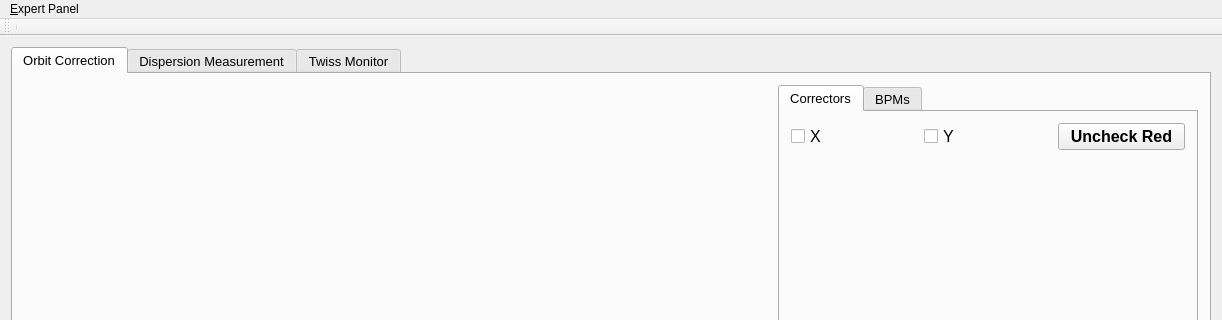
This is gui/UImanul2.ui in sergey-tomin/manul as Qt 5 draws it before an edit; both pictures show x 0 to 1222 and y 0 to 320 of the 1222 by 892 pixel window. The edited form follows.
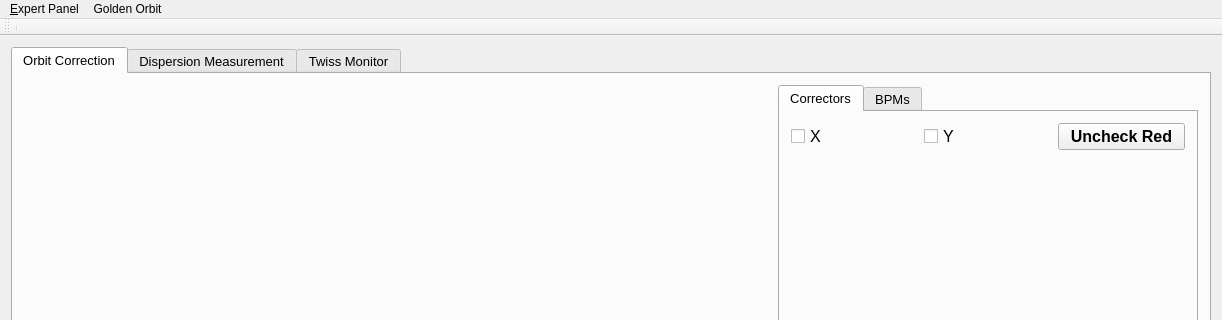
This is the edited form.

Commit message: added buttom to load orbit from OD added fucntion to uncheck corrs

What changed in the file:
```diff
--- a/gui/UImanul2.ui
+++ b/gui/UImanul2.ui
@@ -1395,7 +1395,16 @@
     <addaction name="actionRead_BPMs_Corrs"/>
     <addaction name="actionAdaptive_Feedback"/>
    </widget>
+   <widget class="QMenu" name="menuGolden_Orbit">
+    <property name="title">
+     <string>Golden Orbit</string>
+    </property>
+    <addaction name="actionLoad_Golden_Orbit"/>
+    <addaction name="actionSave_Golden_Orbit"/>
+    <addaction name="actionLoad_GO_from_Orbit_Display"/>
+   </widget>
    <addaction name="menu_File"/>
+   <addaction name="menuGolden_Orbit"/>
   </widget>
   <widget class="QToolBar" name="mainToolBar">
    <attribute name="toolBarArea">
```
Left out of the diff: 7 changed lines with no effect on the pictures. The commit also changes 5 other files.
